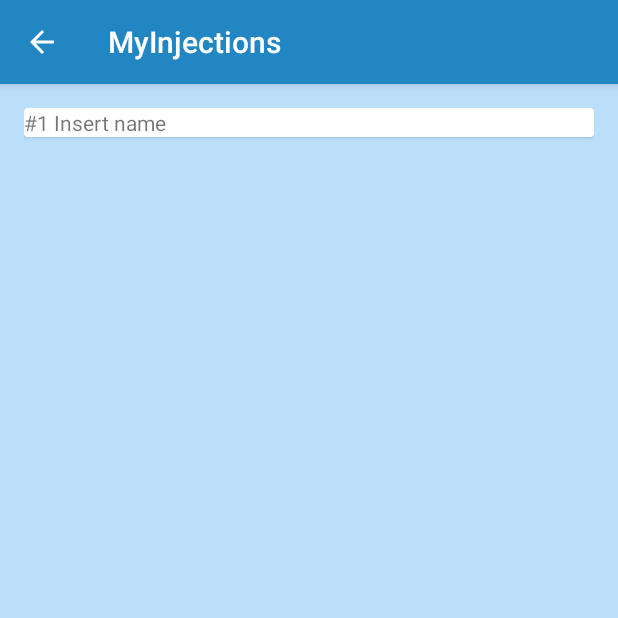
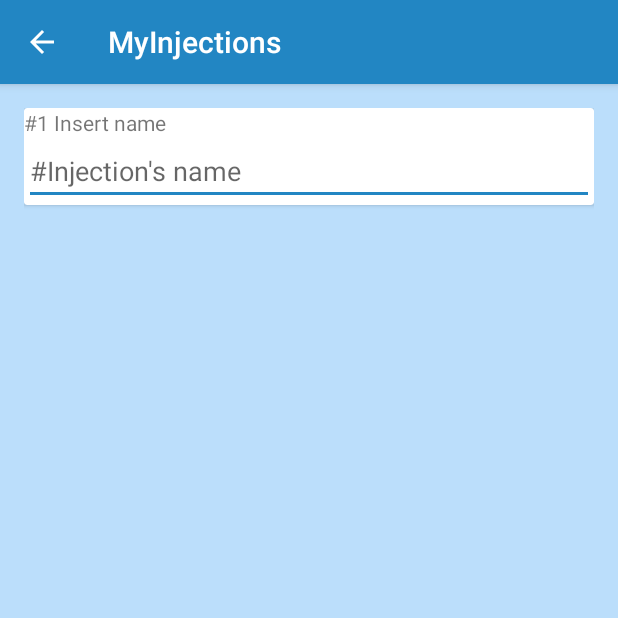
Before and after one commit to mrkomal/MyInjections, an Android app: the AddInjectionActivity screen opened directly, with no data from a screen before it, on a phone screen of 412 x 824 dp, the top half of it. Run offline under Robolectric (Android 15) with nearby library versions, the phone set to English and light mode, and no system bars.

Commit message:
Adding EditextView to first Cardview

```diff
--- a/app/src/main/res/layout/activity_add_injection.xml
+++ b/app/src/main/res/layout/activity_add_injection.xml
@@ -11,14 +11,23 @@
     <androidx.cardview.widget.CardView
         android:layout_width="match_parent"
         android:layout_height="wrap_content">
+
         <LinearLayout
             android:layout_width="match_parent"
-            android:layout_height="wrap_content">
+            android:layout_height="wrap_content"
+            android:orientation="vertical">
+
             <TextView
                 android:layout_width="match_parent"
                 android:layout_height="wrap_content"
                 android:text="#1 Insert name">
             </TextView>
+
+            <EditText
+                android:layout_width="match_parent"
+                android:layout_height="wrap_content"
+                android:hint="#Injection's name">
+            </EditText>
         </LinearLayout>
     </androidx.cardview.widget.CardView>
 </LinearLayout>
```
